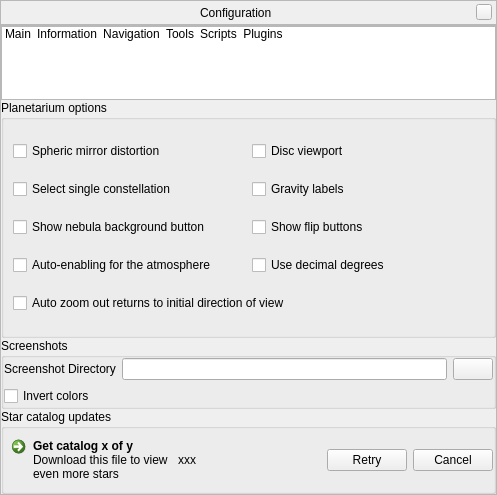
This is src/gui/configurationDialog.ui in 519984307/stellarium_src as Qt 5 draws it before an edit. The edited form follows.
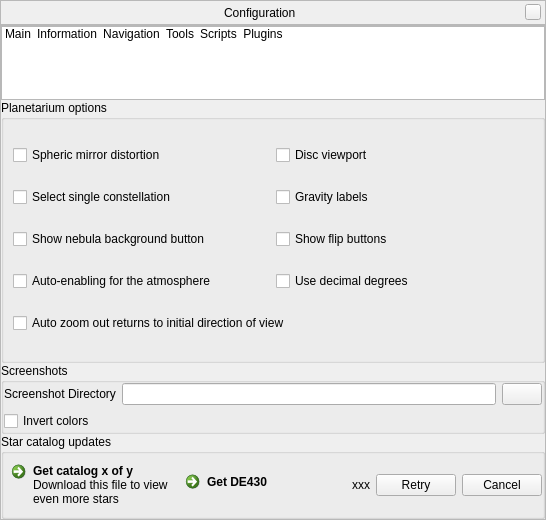
This is the edited form. The open tabs and pages were chosen to show the change. Icons and pictures are not drawn. Custom widgets are drawn as their Qt base class.

Commit message: started interface to download ephem data

Patch:
```diff
--- a/src/gui/configurationDialog.ui
+++ b/src/gui/configurationDialog.ui
@@ -7,7 +7,7 @@
     <x>0</x>
     <y>0</y>
     <width>497</width>
-    <height>495</height>
+    <height>520</height>
    </rect>
   </property>
   <layout class="QVBoxLayout">
@@ -1259,6 +1259,29 @@
                </property>
               </widget>
              </item>
+             <item>
+              <widget class="QCommandLinkButton" name="getEphemDataButton">
+               <property name="sizePolicy">
+                <sizepolicy hsizetype="Preferred" vsizetype="Fixed">
+                 <horstretch>0</horstretch>
+                 <verstretch>0</verstretch>
+                </sizepolicy>
+               </property>
+               <property name="toolTip">
+                <string>Click here to start downloading</string>
+               </property>
+               <property name="text">
+                <string>Get DE430</string>
+               </property>
+               <property name="icon">
+                <iconset resource="../../data/gui/guiRes.qrc">
+                 <normaloff>:/graphicGui/btTimeRealtime-off.png</normaloff>:/graphicGui/btTimeRealtime-off.png</iconset>
+               </property>
+               <property name="description">
+                <string/>
+               </property>
+              </widget>
+             </item>
              <item>
               <widget class="QLabel" name="downloadLabel">
                <property name="text">
```
Left out of the diff: 2 changed lines with no effect on the pictures. The commit also changes 2 other files.
